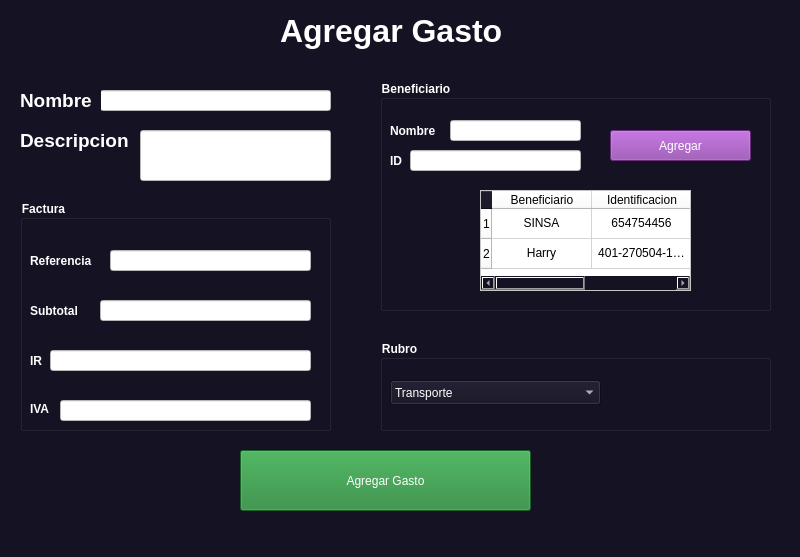
Old version of the form Vistas ui/AgregarGasto.ui in the repository bradlygutierrez/programacionApp.
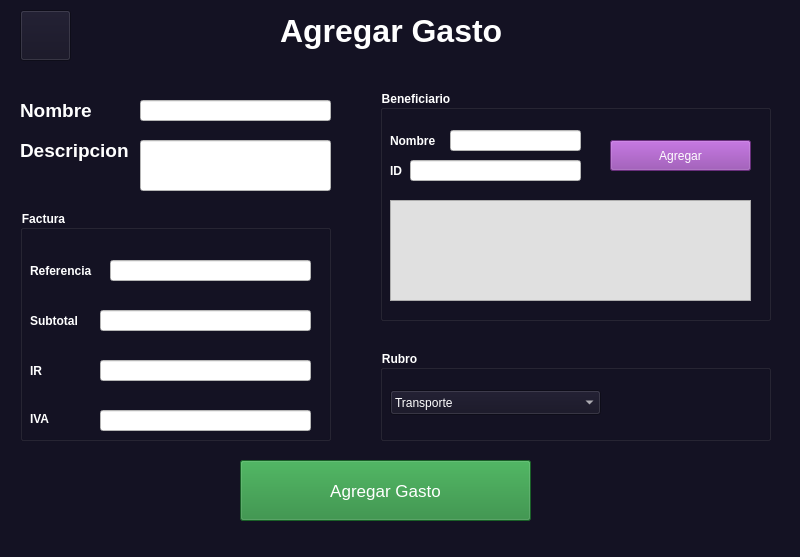
New version of the form. Icons and pictures are not drawn.

Commit message: Muchos cambios a lo largo del programa, cambios en tablas, mejoras de navegabilidad y correcion de errores varios, ademas de agregar la ventana de verificacionEliminacionProyecto.py

What changed in the file:
```diff
--- a/Vistas ui/AgregarGasto.ui
+++ b/Vistas ui/AgregarGasto.ui
@@ -43,9 +43,9 @@
    <widget class="QLineEdit" name="lineEdit">
     <property name="geometry">
      <rect>
-      <x>100</x>
-      <y>90</y>
-      <width>231</width>
+      <x>140</x>
+      <y>100</y>
+      <width>191</width>
       <height>21</height>
      </rect>
     </property>
@@ -60,7 +60,7 @@
     <property name="geometry">
      <rect>
       <x>20</x>
-      <y>90</y>
+      <y>100</y>
       <width>81</width>
       <height>21</height>
      </rect>
@@ -83,7 +83,7 @@
     <property name="geometry">
      <rect>
       <x>20</x>
-      <y>130</y>
+      <y>140</y>
       <width>111</width>
       <height>21</height>
      </rect>
@@ -106,7 +106,7 @@
     <property name="geometry">
      <rect>
       <x>140</x>
-      <y>130</y>
+      <y>140</y>
       <width>191</width>
       <height>51</height>
      </rect>
@@ -122,7 +122,7 @@
     <property name="geometry">
      <rect>
       <x>380</x>
-      <y>80</y>
+      <y>90</y>
       <width>391</width>
       <height>231</height>
      </rect>
@@ -139,78 +139,6 @@
     <property name="title">
      <string>Beneficiario</string>
     </property>
-    <widget class="QTableWidget" name="tableWidget">
-     <property name="geometry">
-      <rect>
-       <x>100</x>
-       <y>110</y>
-       <width>211</width>
-       <height>101</height>
-      </rect>
-     </property>
-     <property name="styleSheet">
-      <string notr="true">background-color: rgb(255,255,255);
-color: rgb(0, 0, 0);</string>
-     </property>
-     <row>
-      <property name="text">
-       <string>1</string>
-      </property>
-      <property name="textAlignment">
-       <set>AlignCenter</set>
-      </property>
-     </row>
-     <row>
-      <property name="text">
-       <string>2</string>
-      </property>
-      <property name="textAlignment">
-       <set>AlignCenter</set>
-      </property>
-     </row>
-     <column>
-      <property name="text">
-       <string>Beneficiario</string>
-      </property>
-     </column>
-     <column>
-      <property name="text">
-       <string>Identificacion</string>
-      </property>
-     </column>
-     <item row="0" column="0">
-      <property name="text">
-       <string>SINSA</string>
-      </property>
-      <property name="textAlignment">
-       <set>AlignCenter</set>
-      </property>
-     </item>
-     <item row="0" column="1">
-      <property name="text">
-       <string>654754456</string>
-      </property>
-      <property name="textAlignment">
-       <set>AlignCenter</set>
-      </property>
-     </item>
-     <item row="1" column="0">
-      <property name="text">
-       <string>Harry</string>
-      </property>
-      <property name="textAlignment">
-       <set>AlignCenter</set>
-      </property>
-     </item>
-     <item row="1" column="1">
-      <property name="text">
-       <string>401-270504-1006M</string>
-      </property>
-      <property name="textAlignment">
-       <set>AlignCenter</set>
-      </property>
-     </item>
-    </widget>
     <widget class="QLabel" name="label_8">
      <property name="geometry">
       <rect>
@@ -240,7 +168,8 @@
       </rect>
      </property>
      <property name="styleSheet">
-      <string notr="true">background-color: rgb(255, 255, 255);</string>
+      <string notr="true">background-color: rgb(255, 255, 255);
+color: Black</string>
      </property>
      <property name="text">
       <string/>
@@ -275,7 +204,8 @@
       </rect>
      </property>
      <property name="styleSheet">
-      <string notr="true">background-color: rgb(255, 255, 255);</string>
+      <string notr="true">background-color: rgb(255, 255, 255);
+color: black</string>
      </property>
      <property name="text">
       <string/>
@@ -297,12 +227,25 @@
       <string>Agregar</string>
      </property>
     </widget>
+    <widget class="QTableWidget" name="tableWidget">
+     <property name="geometry">
+      <rect>
+       <x>10</x>
+       <y>110</y>
+       <width>361</width>
+       <height>101</height>
+      </rect>
+     </property>
+     <property name="styleSheet">
+      <string notr="true">background-color: rgb(224, 224, 224);</string>
+     </property>
+    </widget>
    </widget>
    <widget class="QGroupBox" name="groupBox_2">
     <property name="geometry">
      <rect>
       <x>20</x>
-      <y>200</y>
+      <y>210</y>
       <width>311</width>
       <height>231</height>
      </rect>
@@ -405,7 +348,8 @@
       </rect>
      </property>
      <property name="styleSheet">
-      <string notr="true">background-color: rgb(255, 255, 255);</string>
+      <string notr="true">background-color: rgb(255, 255, 255);
+color: black</string>
      </property>
      <property name="text">
       <string/>
@@ -421,7 +365,9 @@
       </rect>
      </property>
      <property name="styleSheet">
-      <string notr="true">background-color: rgb(255, 255, 255);</string>
+      <string notr="true">background-color: rgb(255, 255, 255);
+color: black
+</string>
      </property>
      <property name="text">
       <string/>
@@ -430,14 +376,15 @@
     <widget class="QLineEdit" name="lineEdit_5">
      <property name="geometry">
       <rect>
-       <x>30</x>
+       <x>80</x>
        <y>150</y>
-       <width>261</width>
+       <width>211</width>
        <height>21</height>
       </rect>
      </property>
      <property name="styleSheet">
-      <string notr="true">background-color: rgb(255, 255, 255);</string>
+      <string notr="true">background-color: rgb(255, 255, 255);
+color: black</string>
      </property>
      <property name="text">
       <string/>
@@ -446,14 +393,16 @@
     <widget class="QLineEdit" name="lineEdit_6">
      <property name="geometry">
       <rect>
-       <x>40</x>
+       <x>80</x>
        <y>200</y>
-       <width>251</width>
+       <width>211</width>
        <height>21</height>
       </rect>
      </property>
      <property name="styleSheet">
-      <string notr="true">background-color: rgb(255, 255, 255);</string>
+      <string notr="true">background-color: rgb(255, 255, 255);
+color: black
+</string>
      </property>
      <property name="text">
       <string/>
@@ -464,11 +413,16 @@
     <property name="geometry">
      <rect>
       <x>240</x>
-      <y>450</y>
+      <y>460</y>
       <width>291</width>
       <height>61</height>
      </rect>
     </property>
+    <property name="font">
+     <font>
+      <pointsize>13</pointsize>
+     </font>
+    </property>
     <property name="styleSheet">
      <string notr="true">background-color: rgb(35, 134, 54);
 color: rgb(255, 255, 255);</string>
@@ -481,7 +435,7 @@
     <property name="geometry">
      <rect>
       <x>380</x>
-      <y>340</y>
+      <y>350</y>
       <width>391</width>
       <height>91</height>
      </rect>
@@ -524,16 +478,22 @@
      </item>
     </widget>
    </widget>
-  </widget>
-  <widget class="QMenuBar" name="menubar">
-   <property name="geometry">
-    <rect>
-     <x>0</x>
-     <y>0</y>
-     <width>800</width>
-     <height>22</height>
-    </rect>
-   </property>
+   <widget class="QPushButton" name="pushButton">
+    <property name="geometry">
+     <rect>
+      <x>20</x>
+      <y>10</y>
+      <width>51</width>
+      <height>51</height>
+     </rect>
+    </property>
+    <property name="styleSheet">
+     <string notr="true">border-image: url(:/iconosalida/cerrar-sesion.png);</string>
+    </property>
+    <property name="text">
+     <string/>
+    </property>
+   </widget>
   </widget>
   <widget class="QStatusBar" name="statusbar"/>
  </widget>
```
Left out of the diff: 4 changed lines with no effect on the pictures. The commit also changes 13 other files.
